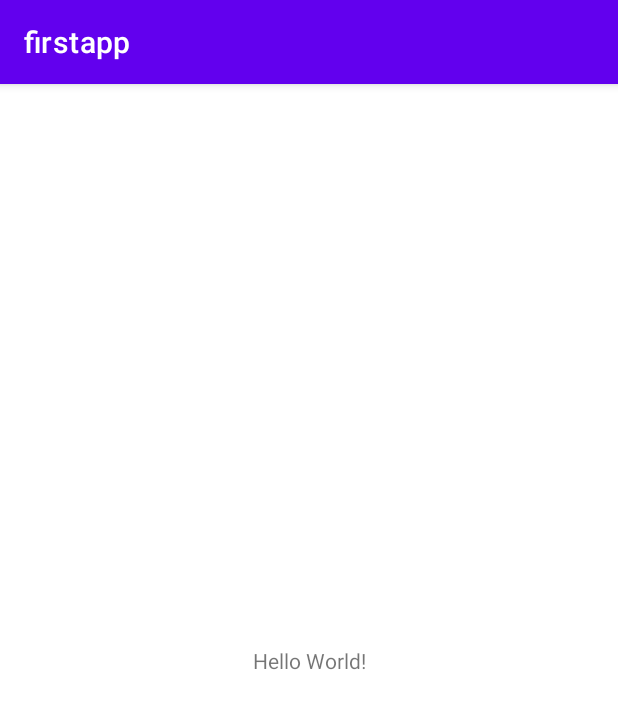
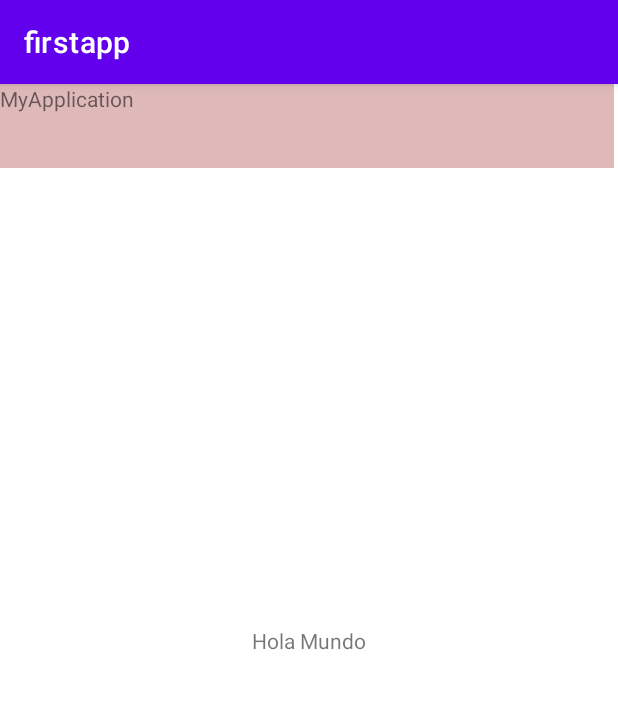
Before and after one commit to julicastro/Android-Java, an Android app: the screen it shows after launch (MainActivity), on a phone screen of 412 x 824 dp. Shown: the top 709 px of the screen. Run offline under Robolectric (Android 15) with nearby library versions, the phone set to English and light mode, and no system bars.

Commit message:
instroducción a android

```diff
--- a/firstapp/app/build.gradle
+++ b/firstapp/app/build.gradle
@@ -33,7 +33,9 @@ dependencies {
     implementation 'androidx.appcompat:appcompat:1.5.1'
     implementation 'com.google.android.material:material:1.7.0'
     implementation 'androidx.constraintlayout:constraintlayout:2.1.4'
+    implementation 'com.github.johnpersano:supertoasts:2.0'
     testImplementation 'junit:junit:4.13.2'
     androidTestImplementation 'androidx.test.ext:junit:1.1.4'
     androidTestImplementation 'androidx.test.espresso:espresso-core:3.5.0'
+
 }
--- a/firstapp/app/src/main/java/demo/android/firstapp/MainActivity.java
+++ b/firstapp/app/src/main/java/demo/android/firstapp/MainActivity.java
@@ -1,14 +1,98 @@
 package demo.android.firstapp;
 
+import android.os.Bundle;
+
 import androidx.appcompat.app.AppCompatActivity;
-
-import android.os.Bundle;
 
 public class MainActivity extends AppCompatActivity {
 
     @Override
     protected void onCreate(Bundle savedInstanceState) {
         super.onCreate(savedInstanceState);
-            setContentView(R.layout.activity_main);
+        setContentView(R.layout.activity_main);
+
+        /*
+           SuperActivityToast.create(this, new Style(), Style.TYPE_BUTTON)
+                        .setButtonText("UNDO")
+                        .setButtonIconResource(R.drawable.ic_undo)
+                        .setOnButtonClickListener("good_tag_name", null, onButtonClickListener)
+                        .setProgressBarColor(Color.WHITE)
+                        .setText("Email deleted")
+                        .setDuration(Style.DURATION_LONG)
+                        .setFrame(Style.FRAME_LOLLIPOP)
+                        .setColor(PaletteUtils.getSolidColor(PaletteUtils.MATERIAL_PURPLE))
+                        .setAnimations(Style.ANIMATIONS_POP).show();
+        */
     }
+
+    /*
+    @Override
+    protected void onCreate(Bundle savedInstanceState) {
+        super.onCreate(savedInstanceState);
+        setContentView(R.layout.activity_main);
+        //int result = check();
+        //Person p = new Person("p");
+        //Context context = this;
+        //Test.myToast(context);
+        Toast.makeText(this, "onCreate", Toast.LENGTH_LONG).show();
+    }
+    */
+
+    // Ciclos de Vida
+    /*
+    @Override
+    protected void onStart() {
+        super.onStart();
+        Toast.makeText(this, "onStart", Toast.LENGTH_LONG).show();
+    }
+    @Override
+    protected void onResume() {
+        super.onResume();
+        Toast.makeText(this, "onResume", Toast.LENGTH_LONG).show();
+    }
+    @Override
+    protected void onPause() {
+        Toast.makeText(this, "onPause", Toast.LENGTH_LONG).show();
+        super.onPause();
+s    }
+    @Override
+    protected void onStop() {
+        super.onStop();
+        Toast.makeText(this, "onStop", Toast.LENGTH_LONG).show();
+    }
+    @Override
+    protected void onRestart() {
+        super.onRestart();
+        Toast.makeText(this, "onRestart", Toast.LENGTH_LONG).show();
+    }
+    @Override
+    protected void onDestroy() {
+        Toast.makeText(this, "onDestroy", Toast.LENGTH_LONG).show();
+        super.onDestroy();
+    }
+
+    public int check() {
+        int a = 5;
+        int b = 10;
+        int c = 20;
+        if (a > b) {
+            return 0;
+        } else {
+            if (c > a) {
+                return c;
+            } else {
+                return a;
+            }
+        }
+    }
+
+    public class Person{
+        public String name;
+
+        public Person (String name){
+            this.name = name;
+        }
+    }
+    */
+
 }
--- /dev/null
+++ b/firstapp/app/src/main/java/demo/android/firstapp/Test.java
@@ -0,0 +1,12 @@
+package demo.android.firstapp;
+
+import android.content.Context;
+import android.widget.Toast;
+
+public class Test {
+
+    public static void myToast(Context context){
+        Toast.makeText(context, "Probando context", Toast.LENGTH_LONG).show();
+    }
+
+}
--- a/firstapp/app/src/main/res/layout/activity_main.xml
+++ b/firstapp/app/src/main/res/layout/activity_main.xml
@@ -9,10 +9,29 @@
     <TextView
         android:layout_width="wrap_content"
         android:layout_height="wrap_content"
-        android:text="Hello World!"
+        android:text="Hola Mundo"
         app:layout_constraintBottom_toBottomOf="parent"
         app:layout_constraintEnd_toEndOf="parent"
         app:layout_constraintStart_toStartOf="parent"
-        app:layout_constraintTop_toTopOf="parent" />
+        app:layout_constraintTop_toTopOf="parent"
+        app:layout_constraintVertical_bias="0.483" />
+
+    <androidx.appcompat.widget.Toolbar
+        android:id="@+id/toolbar"
+        android:layout_width="409dp"
+        android:layout_height="wrap_content"
+        android:background="#DFB9B9"
+        android:minHeight="?attr/actionBarSize"
+        android:theme="?attr/actionBarTheme"
+        tools:layout_editor_absoluteX="1dp"
+        tools:layout_editor_absoluteY="-3dp" />
+
+    <TextView
+        android:id="@+id/textView"
+        android:layout_width="wrap_content"
+        android:layout_height="wrap_content"
+        android:text="MyApplication"
+        tools:layout_editor_absoluteX="18dp"
+        tools:layout_editor_absoluteY="18dp" />
 
 </androidx.constraintlayout.widget.ConstraintLayout>
```
